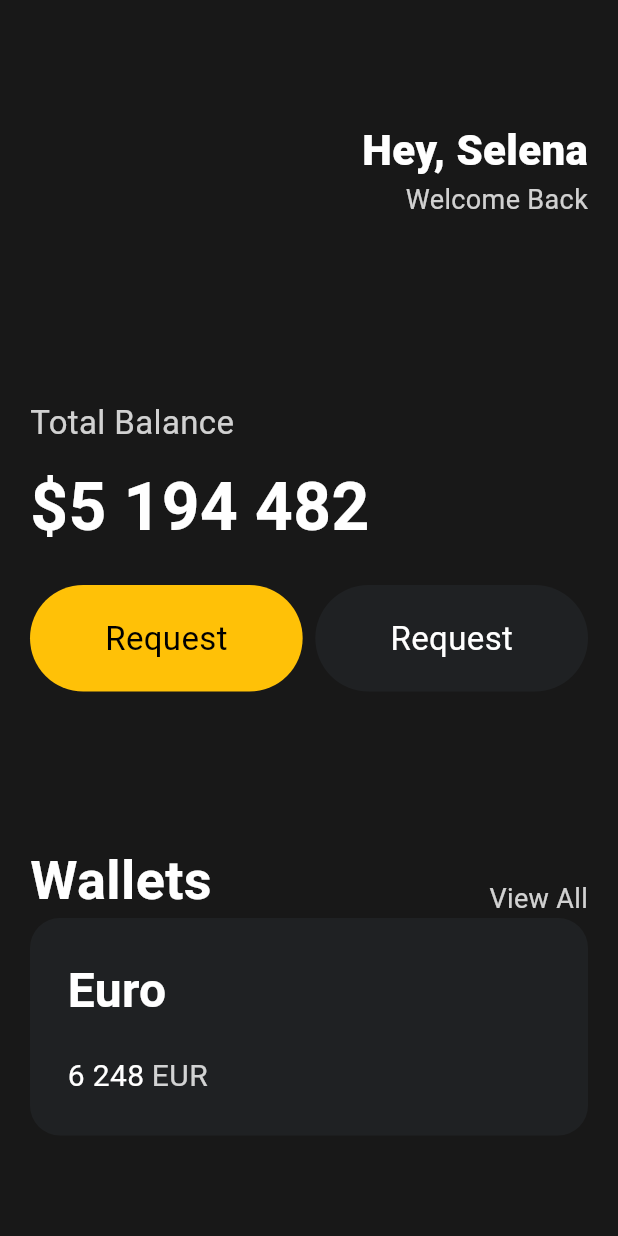
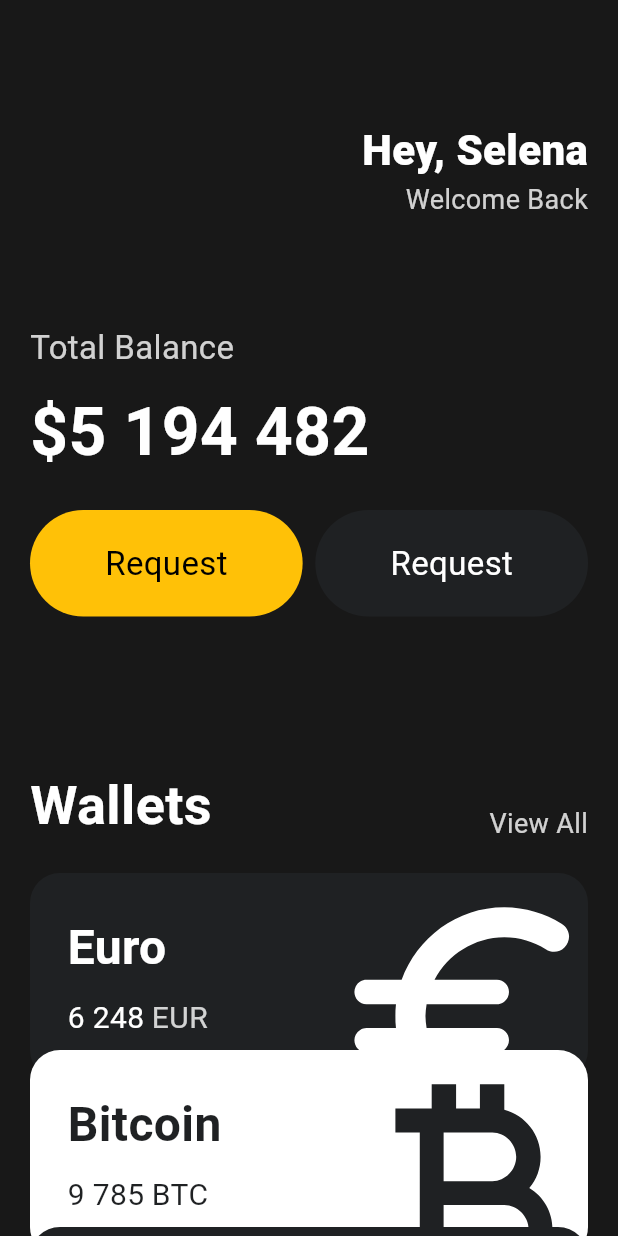
Before and after one commit to haagmin5382/Flutter_tutorial, a Flutter app: the screen it shows after launch, on a phone screen of 412 x 824 dp. Run offline on Flutter 3.47's test engine with Material 2 defaults, Android fonts, the phone set to English and light mode, and no system bars.

Commit message:
:lipstick: style : add card layout with scrollView

```diff
--- a/toonflix/lib/main.dart
+++ b/toonflix/lib/main.dart
@@ -1,5 +1,6 @@
 import 'package:flutter/material.dart';
 import 'package:toonflix/widgets/button.dart';
+import 'package:toonflix/widgets/currency_card.dart';
 
 void main() {
   runApp(const MyApp());
@@ -21,7 +22,8 @@ class MyApp extends StatelessWidget {
       ),
       // home: Text("Hello world"), Flutter에 화면 렌더링은 scaffold가 필요하다 (화면을 정렬해줌)
       home: Scaffold(
-          body: Padding(
+          body: SingleChildScrollView(
+              // SingleChildScrollView는 스크롤 가능하게 해주는 위젯
               padding: const EdgeInsets.symmetric(
                   horizontal: 20), // 수평 방향으로 20만큼 padding 값을 준다
               child: Column(
@@ -58,7 +60,7 @@ class MyApp extends StatelessWidget {
                     ],
                   ),
                   const SizedBox(
-                    height: 120, // 맨 위에서 높이 80 + 120 만큼 띄운다
+                    height: 70, // 맨 위에서 높이 80 + 70 만큼 띄운다
                   ),
                   Text(
                     'Total Balance',
@@ -114,47 +116,33 @@ class MyApp extends StatelessWidget {
                       )
                     ],
                   ),
-                  Container(
-                      decoration: BoxDecoration(
-                          color: const Color(0xFF1F2123),
-                          borderRadius: BorderRadius.circular(20)),
-                      child: Padding(
-                        padding: const EdgeInsets.all(25),
-                        child: Row(
-                          children: [
-                            Column(
-                              crossAxisAlignment: CrossAxisAlignment.start,
-                              children: [
-                                const Text(
-                                  'Euro',
-                                  style: TextStyle(
-                                      color: Colors.white,
-                                      fontSize: 32,
-                                      fontWeight: FontWeight.w600),
-                                ),
-                                const SizedBox(
-                                  height: 20,
-                                ),
-                                Row(
-                                  children: [
-                                    const Text('6 248',
-                                        style: TextStyle(
-                                            color: Colors.white, fontSize: 20)),
-                                    const SizedBox(
-                                      width: 5,
-                                    ),
-                                    Text("EUR",
-                                        style: TextStyle(
-                                            color:
-                                                Colors.white.withOpacity(0.8),
-                                            fontSize: 20))
-                                  ],
-                                )
-                              ],
-                            )
-                          ],
-                        ),
-                      )) // Container는 HTML의 div와 같다.
+                  const SizedBox(
+                    height: 20,
+                  ),
+                  const CurrencyCard(
+                      name: "Euro",
+                      code: "EUR",
+                      amount: "6 248",
+                      icon: Icons.euro_rounded,
+                      isInverted: false,
+                      order: 0),
+
+                  const CurrencyCard(
+                      name: "Bitcoin",
+                      code: "BTC",
+                      amount: "9 785",
+                      icon: Icons.currency_bitcoin,
+                      isInverted: true,
+                      order: 1),
+
+                  const CurrencyCard(
+                      name: "Dollar",
+                      code: "USD",
+                      amount: "428",
+                      icon: Icons.attach_money_outlined,
+                      isInverted: false,
+                      order: 2),
+                  // Container는 HTML의 div와 같다.
                 ],
               )),
           backgroundColor: const Color(0xFF181818)),
--- /dev/null
+++ b/toonflix/lib/widgets/currency_card.dart
@@ -0,0 +1,80 @@
+import 'package:flutter/material.dart';
+
+class CurrencyCard extends StatelessWidget {
+  final String name, code, amount; // 이름, 통화 코드, 통화량
+  final IconData icon; // 아이콘 명
+  final bool isInverted; // 반전 여부
+  final double order; // 0 => 0 , 1 => -20 , 2 => -40
+
+  final blackColor = const Color(0xFF1F2123);
+  const CurrencyCard(
+      {super.key,
+      required this.name,
+      required this.code,
+      required this.amount,
+      required this.icon,
+      required this.isInverted,
+      required this.order});
+
+  @override
+  Widget build(BuildContext context) {
+    return Transform.translate(
+        offset: Offset(0, order * -20),
+        child: Container(
+            clipBehavior: Clip.hardEdge,
+            // 어떤 아이템이 overflow 되었을 때 overflow된 부분을 핸들링 할 수 있다. (hardEdge : 넘어선 부분 잘라냄)
+            decoration: BoxDecoration(
+                color: isInverted ? Colors.white : blackColor,
+                borderRadius: BorderRadius.circular(20)),
+            child: Padding(
+              padding: const EdgeInsets.all(25),
+              child: Row(
+                mainAxisAlignment: MainAxisAlignment.spaceBetween,
+                children: [
+                  Column(
+                    crossAxisAlignment: CrossAxisAlignment.start,
+                    children: [
+                      Text(
+                        name,
+                        style: TextStyle(
+                            color: isInverted ? blackColor : Colors.white,
+                            fontSize: 32,
+                            fontWeight: FontWeight.w600),
+                      ),
+                      const SizedBox(
+                        height: 10,
+                      ),
+                      Row(
+                        children: [
+                          Text(amount,
+                              style: TextStyle(
+                                  color: isInverted ? blackColor : Colors.white,
+                                  fontSize: 20)),
+                          const SizedBox(
+                            width: 5,
+                          ),
+                          Text(code,
+                              style: TextStyle(
+                                  color: isInverted
+                                      ? blackColor
+                                      : Colors.white.withOpacity(0.8),
+                                  fontSize: 20))
+                        ],
+                      )
+                    ],
+                  ),
+                  Transform.scale(
+                      scale: 2.2,
+                      child: Transform.translate(
+                        offset: const Offset(-5, 12), // x축으로 -5 y축으로 12 이동
+                        child: Icon(
+                          icon,
+                          color: isInverted ? blackColor : Colors.white,
+                          size: 88,
+                        ),
+                      ))
+                ],
+              ),
+            )));
+  }
+}
```
